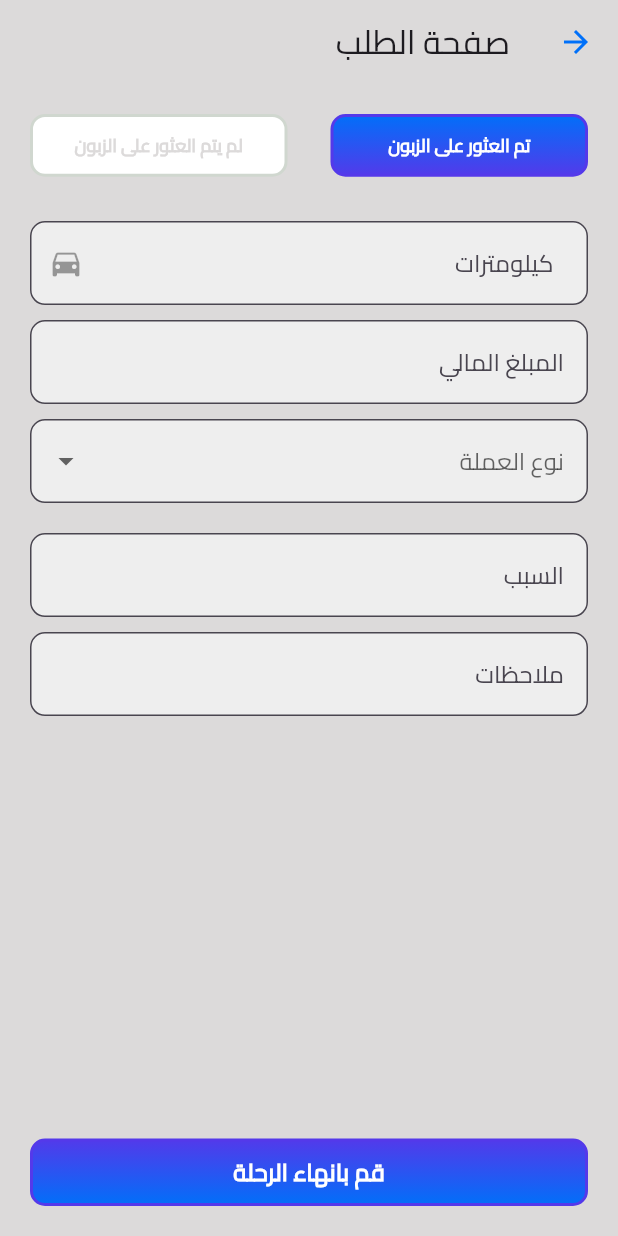
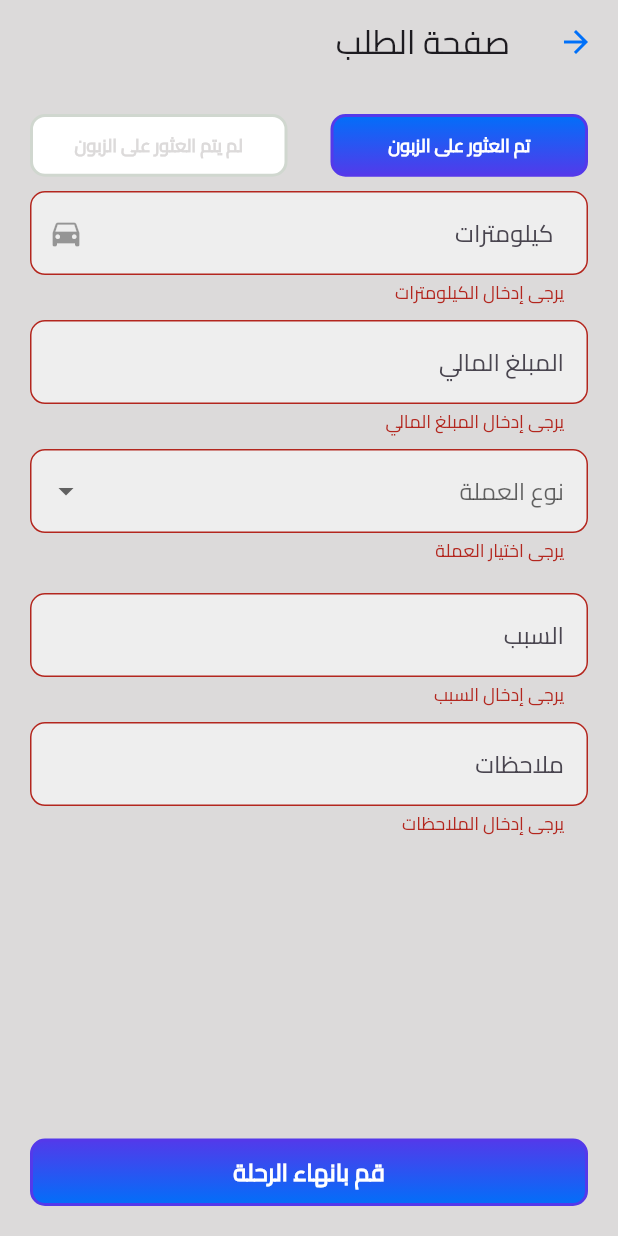
Before and after one commit to laith-mogajadamy/StarTaxiDriver, a Flutter app: the Order screen opened directly, after a tap on "قم بانهاء الرحلة", on a phone screen of 412 x 824 dp. Run offline on Flutter 3.47's test engine with Material 3 defaults, Android fonts, the phone set to English and light mode, and no system bars; our stand-ins replace firebase_core, firebase_messaging, flutter_local_notifications, flutter_screenutil, geolocator, get and 4 more; accounts and stored records are empty.

Commit message:
fix end order

```diff
--- a/lib/view/screen/order.dart
+++ b/lib/view/screen/order.dart
@@ -33,6 +33,7 @@ class _OrderState extends State<Order> {
   final TextEditingController _reasonController = TextEditingController();
   final TextEditingController _additionalController = TextEditingController();
   final TextEditingController _notesController = TextEditingController();
+  final _formKey = GlobalKey<FormState>(); // مفتاح لإدارة الفورم
 
   @override
   void dispose() {
@@ -71,7 +72,6 @@ class _OrderState extends State<Order> {
 
       if (response.statusCode == 200 || response.statusCode == 201) {
         log('Status sent successfully');
-        // إظهار رسالة نجاح أو تنقل إلى صفحة أخرى
       } else {
         log('Failed to send status. Status code: ${response.statusCode}');
       }
@@ -120,6 +120,8 @@ class _OrderState extends State<Order> {
       ),
       body: Padding(
         padding: const EdgeInsets.all(20.0),
+        child: Form(
+          key: _formKey, // ربط الفورم بالمفتاح
           child: Column(
             crossAxisAlignment: CrossAxisAlignment.stretch,
             children: [
@@ -146,20 +148,8 @@ class _OrderState extends State<Order> {
                 ],
               ),
               SizedBox(height: 8.h),
-            // عرض السعر
-            // CustomButton(
-            //   width: 295.h,
-            //   height: 35.h,
-            //   onPressed: () {},
-            //   background_color1: AppColors.white,
-            //   background_color2: AppColors.white,
-            //   border_color: AppColors.grey,
-            //   text: 'السعر: $_price',
-            //   textColor: AppColors.BackgroundColor,
-            // ),
-            const SizedBox(height: 20),
               // حقل إدخال الكيلومترات
-            TextField(
+              TextFormField(
                 controller: _kilometersController,
                 decoration: InputDecoration(
                   hintText: '  كيلومترات',
@@ -177,11 +167,19 @@ class _OrderState extends State<Order> {
                 keyboardType:
                     const TextInputType.numberWithOptions(decimal: true),
                 onChanged: _updatePrice,
+                validator: (value) {
+                  if (value == null || value.isEmpty) {
+                    return 'يرجى إدخال الكيلومترات';
+                  }
+                  if (double.tryParse(value) == null) {
+                    return 'يرجى إدخال رقم صحيح';
+                  }
+                  return null;
+                },
               ),
               const SizedBox(height: 10),
               // حقل إدخال المعلومات الإضافية
-            TextField(
-              keyboardType: TextInputType.number,
+              TextFormField(
                 controller: _additionalController,
                 decoration: InputDecoration(
                   hintText: 'المبلغ المالي',
@@ -192,8 +190,19 @@ class _OrderState extends State<Order> {
                   filled: true,
                   fillColor: Colors.grey[200],
                 ),
+                keyboardType: TextInputType.number,
+                validator: (value) {
+                  if (value == null || value.isEmpty) {
+                    return 'يرجى إدخال المبلغ المالي';
+                  }
+                  if (double.tryParse(value) == null) {
+                    return 'يرجى إدخال رقم صحيح';
+                  }
+                  return null;
+                },
               ),
               const SizedBox(height: 10),
+              // حقل اختيار العملة
               DropdownButtonFormField<String>(
                 decoration: InputDecoration(
                   hintText: 'نوع العملة',
@@ -217,10 +226,16 @@ class _OrderState extends State<Order> {
                     selectedCurrencyValue = currencyMap[newValue];
                   });
                 },
+                validator: (value) {
+                  if (value == null || value.isEmpty) {
+                    return 'يرجى اختيار العملة';
+                  }
+                  return null;
+                },
               ),
               const SizedBox(height: 20),
               // حقل إدخال السبب
-            TextField(
+              TextFormField(
                 controller: _reasonController,
                 decoration: InputDecoration(
                   hintText: 'السبب',
@@ -231,11 +246,16 @@ class _OrderState extends State<Order> {
                   filled: true,
                   fillColor: Colors.grey[200],
                 ),
+                validator: (value) {
+                  if (value == null || value.isEmpty) {
+                    return 'يرجى إدخال السبب';
+                  }
+                  return null;
+                },
               ),
-
               const SizedBox(height: 10),
               // حقل إدخال الملاحظات
-            TextField(
+              TextFormField(
                 controller: _notesController,
                 decoration: InputDecoration(
                   hintText: 'ملاحظات',
@@ -246,14 +266,22 @@ class _OrderState extends State<Order> {
                   filled: true,
                   fillColor: Colors.grey[200],
                 ),
+                validator: (value) {
+                  if (value == null || value.isEmpty) {
+                    return 'يرجى إدخال الملاحظات';
+                  }
+                  return null;
+                },
               ),
               const Spacer(),
               // زر إنهاء الرحلة
               LoadingButtonWidget(
                 onPressed: () {
+                  if (_formKey.currentState!.validate()) {
                     double kilometers =
                         double.tryParse(_kilometersController.text) ?? 1.0;
-                double additional = double.tryParse(_additionalController.text.trim()) ?? 0.0;
+                    double additional =
+                        double.tryParse(_additionalController.text.trim()) ?? 0.0;
                     String coin = selectedCurrencyValue ?? 'SYP';
                     String reason = _reasonController.text.trim();
                     String notes = _notesController.text.trim();
@@ -270,10 +298,12 @@ class _OrderState extends State<Order> {
                     _reasonController.clear();
                     _additionalController.clear();
                     _notesController.clear();
+                  }
                 },
                 text: 'قم بانهاء الرحلة',
               ),
             ],
+          ),
         ),
       ),
     );
```
Lines whose indentation alone changed are shown as unchanged.
